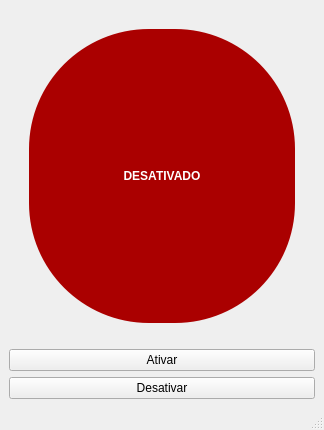
Old version of the form mainwindow.ui in the repository kaetaen/waves-qt-legacy.
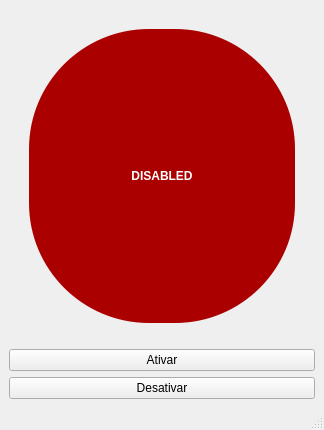
New version of the form.

Commit message: Switch to connect method and rename ui contents

```diff
--- a/mainwindow.ui
+++ b/mainwindow.ui
@@ -21,7 +21,7 @@
        <string notr="true">border-radius: 120;margin: 20px;background-color:rgb(170, 0, 0) ;color: rgb(255, 255, 255);text-align:center;font-weight: bold;</string>
       </property>
       <property name="text">
-       <string>DESATIVADO</string>
+       <string>DISABLED</string>
       </property>
       <property name="alignment">
        <set>Qt::AlignCenter</set>
```
Left out of the diff: 6 changed lines with no effect on the pictures. The commit also changes 2 other files.
